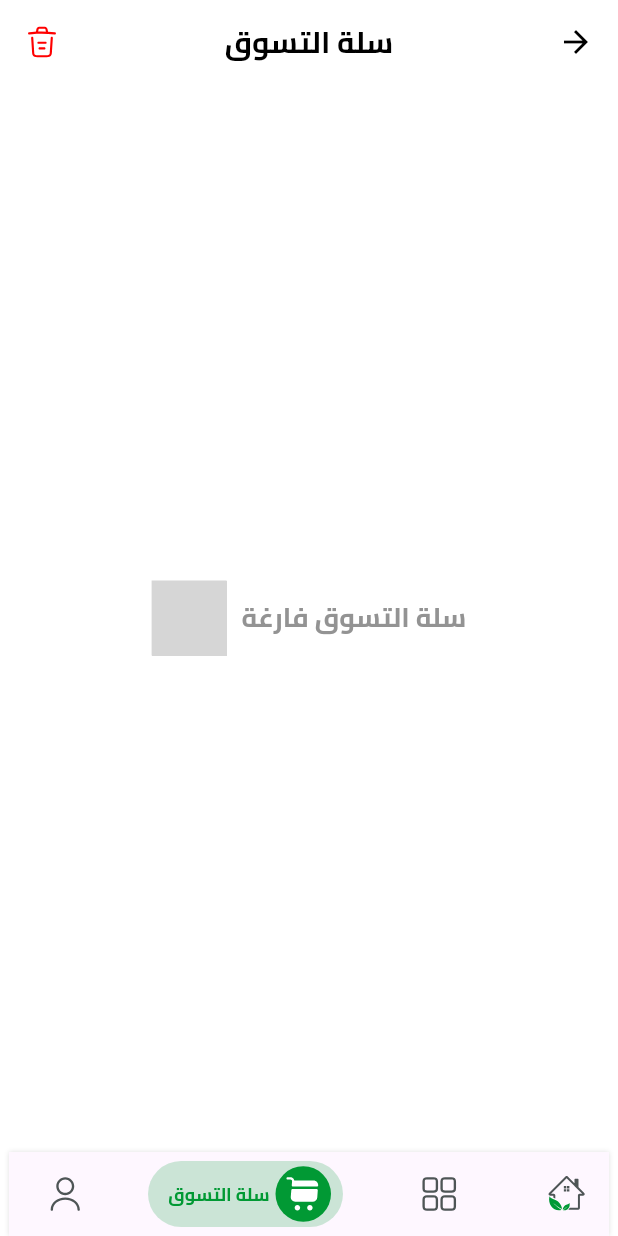
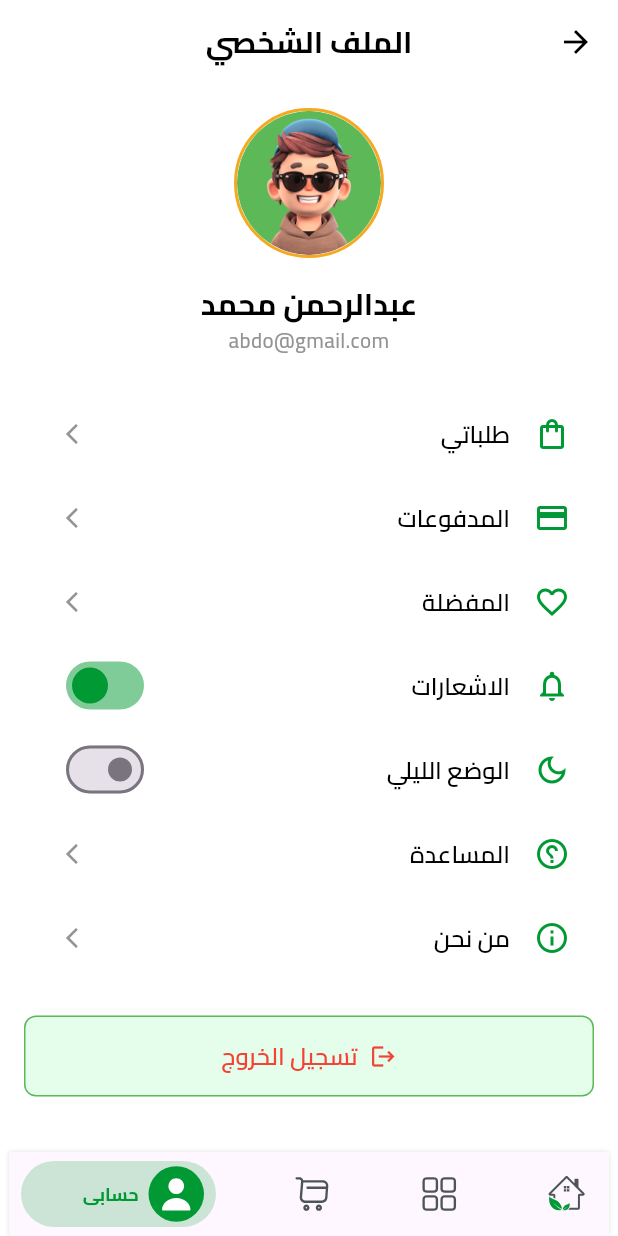
Before and after one commit to AbdulrhmanM0hamed/Reef-Coffe, a Flutter app: the HomeView screen opened by its route, item 4 of the bottom bar chosen, on a phone screen of 412 x 824 dp. Run offline on Flutter 3.47's test engine with Material 3 defaults, Android fonts, the phone set to English and light mode, and no system bars; drawn by our look-alikes of bottom_navy_bar; our stand-ins replace carousel_slider, flutter_bloc, flutter_svg, modal_progress_hud_nsn, smooth_page_indicator; project files that could hold a hidden picture were left out; grey boxes are pictures that could not be loaded.

Commit message:
create profile screen

```diff
--- a/lib/feature/cart/presentation/cubit/cart_cubit.dart
+++ b/lib/feature/cart/presentation/cubit/cart_cubit.dart
@@ -8,12 +8,17 @@ class CartCubit extends Cubit<CartState> {
 
   final List<CartItem> _items = [];
 
-  List<CartItem> get items => List.unmodifiable(_items);
+  List<CartItem> getItems() {
+    return List.unmodifiable(_items);
+  }
 
-  double get total => _items.fold(0, (sum, item) => sum + item.getTotal());
+  double getTotal() {
+    return _items.fold(0, (sum, item) => sum + item.getTotal());
+  }
 
   void addItem(CartItem item) {
-    final existingIndex = _items.indexWhere((i) => i.productId == item.productId);
+    final existingIndex =
+        _items.indexWhere((i) => i.productId == item.productId);
     if (existingIndex >= 0) {
       _items[existingIndex].quantity += 1;
     } else {
--- a/lib/feature/cart/presentation/pages/cart_page.dart
+++ b/lib/feature/cart/presentation/pages/cart_page.dart
@@ -37,7 +37,7 @@ class CartPage extends StatelessWidget {
       body: BlocBuilder<CartCubit, CartState>(
         builder: (context, state) {
           final cartCubit = context.read<CartCubit>();
-          final items = cartCubit.items;
+          final items = cartCubit.getItems();
           if (items.isEmpty) {
             return Center(
               child: Row(
@@ -103,7 +103,7 @@ class CartPage extends StatelessWidget {
                               color: TColors.darkGrey),
                         ),
                         Text(
-                          '${cartCubit.total} ج.م',
+                          '${cartCubit.getTotal()} ج.م',
                           style: getBoldStyle(
                               fontFamily: FontConstant.cairo,
                               fontSize: MediaQuery.of(context).size.width * 0.047,
--- a/lib/feature/home/presentation/view/home_view.dart
+++ b/lib/feature/home/presentation/view/home_view.dart
@@ -5,6 +5,7 @@ import 'package:hyper_market/feature/cart/presentation/pages/cart_page.dart';
 import 'package:hyper_market/feature/categories/presentation/view/categories_view.dart';
 import 'package:hyper_market/feature/home/presentation/view/widgets/bottom_nav_bar.dart';
 import 'package:hyper_market/feature/home/presentation/view/widgets/home_view_body.dart';
+import 'package:hyper_market/feature/profile/presentation/view/profile_view.dart';
 
 class HomeView extends StatefulWidget {
   static const String routeName = "home";
@@ -48,6 +49,7 @@ class _HomeViewState extends State<HomeView> {
               HomeViewBody(),
               CategoriesView(),
               CartPage(),
+              ProfileView()
             ],
           ),
         ),
--- /dev/null
+++ b/lib/feature/profile/presentation/view/profile_view.dart
@@ -0,0 +1,32 @@
+import 'package:flutter/material.dart';
+import 'package:hyper_market/core/utils/constants/colors.dart';
+import 'package:hyper_market/core/utils/constants/font_manger.dart';
+import 'package:hyper_market/core/utils/constants/styles_manger.dart';
+
+import 'widgets/profile_view_body.dart';
+
+class ProfileView extends StatelessWidget {
+  static const String routeName = '/profile';
+
+  const ProfileView({Key? key}) : super(key: key);
+
+  @override
+  Widget build(BuildContext context) {
+    return Scaffold(
+      appBar: AppBar(
+        title: Text(
+          'الملف الشخصي',
+          style: getBoldStyle(
+            fontFamily: FontConstant.cairo,
+            fontSize: 20,
+            color: Theme.of(context).brightness == Brightness.dark
+                ? TColors.white
+                : TColors.black,
+          ),
+        ),
+        centerTitle: true,
+      ),
+      body: const ProfileViewBody(),
+    );
+  }
+}
--- /dev/null
+++ b/lib/feature/profile/presentation/view/widgets/profile_view_body.dart
@@ -0,0 +1,226 @@
+import 'package:flutter/material.dart';
+import 'package:hyper_market/core/utils/constants/colors.dart';
+import 'package:hyper_market/core/utils/constants/font_manger.dart';
+import 'package:hyper_market/core/utils/constants/styles_manger.dart';
+
+class ProfileViewBody extends StatelessWidget {
+  const ProfileViewBody({Key? key}) : super(key: key);
+
+  @override
+  Widget build(BuildContext context) {
+    return SingleChildScrollView(
+      child: Padding(
+        padding: const EdgeInsets.all(16.0),
+        child: Column(
+          children: [
+            // Profile Header
+            const ProfileHeader(),
+            const SizedBox(height: 24),
+
+            // Profile Menu Items
+            ProfileMenuItem(
+              icon: Icons.shopping_bag_outlined,
+              title: 'طلباتي',
+              onTap: () {
+                // Navigate to orders
+              },
+            ),
+            ProfileMenuItem(
+              icon: Icons.payment_outlined,
+              title: 'المدفوعات',
+              onTap: () {
+                // Navigate to payments
+              },
+            ),
+            ProfileMenuItem(
+              icon: Icons.favorite_border,
+              title: 'المفضلة',
+              onTap: () {
+                // Navigate to favorites
+              },
+            ),
+            ProfileMenuSwitch(
+              icon: Icons.notifications_outlined,
+              title: 'الاشعارات',
+              value: true,
+              onChanged: (value) {
+                // Handle notifications toggle
+              },
+            ),
+            ProfileMenuSwitch(
+              icon: Icons.dark_mode_outlined,
+              title: 'الوضع الليلي',
+              value: Theme.of(context).brightness == Brightness.dark,
+              onChanged: (value) {
+                // Handle theme toggle
+              },
+            ),
+            ProfileMenuItem(
+              icon: Icons.help_outline,
+              title: 'المساعدة',
+              onTap: () {
+                // Navigate to help
+              },
+            ),
+            ProfileMenuItem(
+              icon: Icons.info_outline,
+              title: 'من نحن',
+              onTap: () {
+                // Navigate to about
+              },
+            ),
+            const SizedBox(height: 24),
+
+            // Logout Button
+            SizedBox(
+              width: double.infinity,
+              child: ElevatedButton.icon(
+                onPressed: () {
+                  // Handle logout
+                },
+                icon: const Icon(Icons.logout, color: Colors.red),
+                label: Text(
+                  'تسجيل الخروج',
+                  style: getSemiBoldStyle(
+                    fontFamily: FontConstant.cairo,
+                    fontSize: 16,
+                    color: Colors.red,
+                  ),
+                ),
+                style: ElevatedButton.styleFrom(
+                  backgroundColor: const Color.fromARGB(255, 4, 243, 56).withOpacity(0.1),
+                  padding: const EdgeInsets.symmetric(vertical: 12),
+                  shape: RoundedRectangleBorder(
+                    borderRadius: BorderRadius.circular(8),
+                  ),
+                ),
+              ),
+            ),
+          ],
+        ),
+      ),
+    );
+  }
+}
+
+class ProfileHeader extends StatelessWidget {
+  const ProfileHeader({Key? key}) : super(key: key);
+
+  @override
+  Widget build(BuildContext context) {
+    return Column(
+      children: [
+        Container(
+          width: 100,
+          height: 100,
+          decoration: BoxDecoration(
+            shape: BoxShape.circle,
+            border: Border.all(
+              color: TColors.secondary,
+              width: 2,
+            ),
+          ),
+          child: ClipRRect(
+            borderRadius: BorderRadius.circular(50),
+            child: Image.asset(
+              'assets/images/profile_image.png',
+              fit: BoxFit.cover,
+            ),
+          ),
+        ),
+        const SizedBox(height: 16),
+        Text(
+          'عبدالرحمن محمد',
+          style: getBoldStyle(
+            fontFamily: FontConstant.cairo,
+            fontSize: 20,
+            color: Theme.of(context).brightness == Brightness.dark
+              ? TColors.white
+              : TColors.black,
+          ),
+        ),
+        Text(
+          'abdo@gmail.com',
+          style: getMediumStyle(
+            fontFamily: FontConstant.cairo,
+            fontSize: 14,
+            color: TColors.darkGrey,
+          ),
+        ),
+      ],
+    );
+  }
+}
+
+class ProfileMenuItem extends StatelessWidget {
+  final IconData icon;
+  final String title;
+  final VoidCallback onTap;
+
+  const ProfileMenuItem({
+    Key? key,
+    required this.icon,
+    required this.title,
+    required this.onTap,
+  }) : super(key: key);
+
+  @override
+  Widget build(BuildContext context) {
+    return ListTile(
+      leading: Icon(icon, color: TColors.primary),
+      title: Text(
+        title,
+        style: getSemiBoldStyle(
+          fontFamily: FontConstant.cairo,
+          fontSize: 16,
+          color: Theme.of(context).brightness == Brightness.dark
+            ? TColors.white
+            : TColors.black,
+        ),
+      ),
+      trailing: Icon(
+        Icons.arrow_forward_ios,
+        size: 16,
+        color: TColors.darkGrey,
+      ),
+      onTap: onTap,
+    );
+  }
+}
+
+class ProfileMenuSwitch extends StatelessWidget {
+  final IconData icon;
+  final String title;
+  final bool value;
+  final ValueChanged<bool> onChanged;
+
+  const ProfileMenuSwitch({
+    Key? key,
+    required this.icon,
+    required this.title,
+    required this.value,
+    required this.onChanged,
+  }) : super(key: key);
+
+  @override
+  Widget build(BuildContext context) {
+    return ListTile(
+      leading: Icon(icon, color: TColors.primary),
+      title: Text(
+        title,
+        style: getSemiBoldStyle(
+          fontFamily: FontConstant.cairo,
+          fontSize: 16,
+          color: Theme.of(context).brightness == Brightness.dark
+            ? TColors.white
+            : TColors.black,
+        ),
+      ),
+      trailing: Switch(
+        value: value,
+        onChanged: onChanged,
+        activeColor: TColors.primary,
+      ),
+    );
+  }
+}
--- a/pubspec.yaml
+++ b/pubspec.yaml
@@ -32,6 +32,8 @@ dependencies:
   bottom_navy_bar: ^6.1.0
   carousel_slider: ^5.0.0
   cupertino_icons: ^1.0.8
+  equatable: ^2.0.7
+  dartz: ^0.10.1
   flutter:
     sdk: flutter
   flutter_bloc: ^8.1.4
```
Also changed, not shown: lib/feature/profile/presentation/cubit/profile_cubit.dart (added), lib/feature/profile/presentation/cubit/profile_state.dart (added), pubspec.lock.
